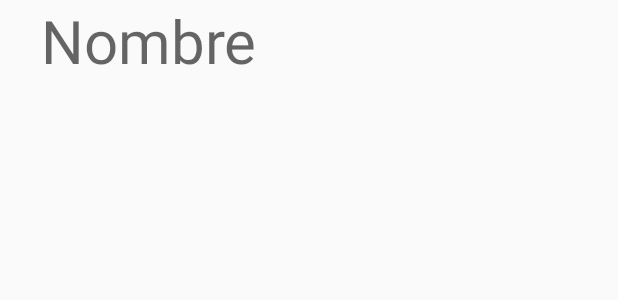
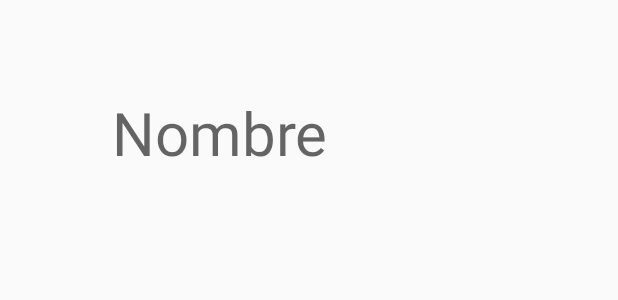
Before and after one commit to MichellMora/Parcial3_si, an Android app: the layout activity_juego.xml on its own in the app's theme, with its tools: preview values and no code run, on a phone screen of 412 x 824 dp. Shown: the top 300 px of the screen. Run offline under Robolectric (Android 15) with nearby library versions, the phone set to English and light mode, and no system bars.

```diff
--- a/app/src/main/java/com/proyecto/parcial3/MainActivity.kt
+++ b/app/src/main/java/com/proyecto/parcial3/MainActivity.kt
@@ -38,7 +38,8 @@ class MainActivity : AppCompatActivity() {
             if(etUser.text.toString().isNotEmpty()) {
 
                 bd.collection("usuarios").document(etUser.text.toString()).set(
-                        hashMapOf("Nombre" to etUser.text.toString()
+                        hashMapOf("Nombre" to etUser.text.toString(),
+                            "Puntaje" to "0"
                         )
                     )
                 registro_datos()
@@ -70,6 +71,7 @@ class MainActivity : AppCompatActivity() {
 
         val registro = Intent(this, Juego()::class.java).apply {
             putExtra("usuario", etUser.text.toString())
+            putExtra("puntaje", "0")
 
         }
 
--- a/app/src/main/res/layout/activity_juego.xml
+++ b/app/src/main/res/layout/activity_juego.xml
@@ -8,11 +8,26 @@
 
     <TextView
         android:id="@+id/nom_jugador"
-        android:layout_width="198dp"
-        android:layout_height="53dp"
+        android:layout_width="189dp"
+        android:layout_height="54dp"
+        android:layout_marginStart="51dp"
+        android:layout_marginTop="61dp"
+        android:layout_marginEnd="30dp"
         android:gravity="center"
         android:hint="Nombre"
         android:textSize="40dp"
-        tools:layout_editor_absoluteX="106dp"
-        tools:layout_editor_absoluteY="90dp" />
+        app:layout_constraintEnd_toStartOf="@+id/puntaje"
+        app:layout_constraintStart_toStartOf="parent"
+        app:layout_constraintTop_toTopOf="parent" />
+
+    <TextView
+        android:id="@+id/puntaje"
+        android:layout_width="0dp"
+        android:layout_height="55dp"
+        android:layout_marginEnd="41dp"
+        android:gravity="center"
+        android:textSize="40dp"
+        app:layout_constraintBaseline_toBaselineOf="@+id/nom_jugador"
+        app:layout_constraintEnd_toEndOf="parent"
+        app:layout_constraintStart_toEndOf="@+id/nom_jugador" />
 </androidx.constraintlayout.widget.ConstraintLayout>
```
Also changed, not shown: app/src/main/java/com/proyecto/parcial3/Juego.java (+158 -1 lines), app/src/main/res/drawable-v24/correr.jpg (added), app/src/main/res/drawable-v24/run.png (added), app/src/main/res/drawable-v24/run_boy.jpg (added).
